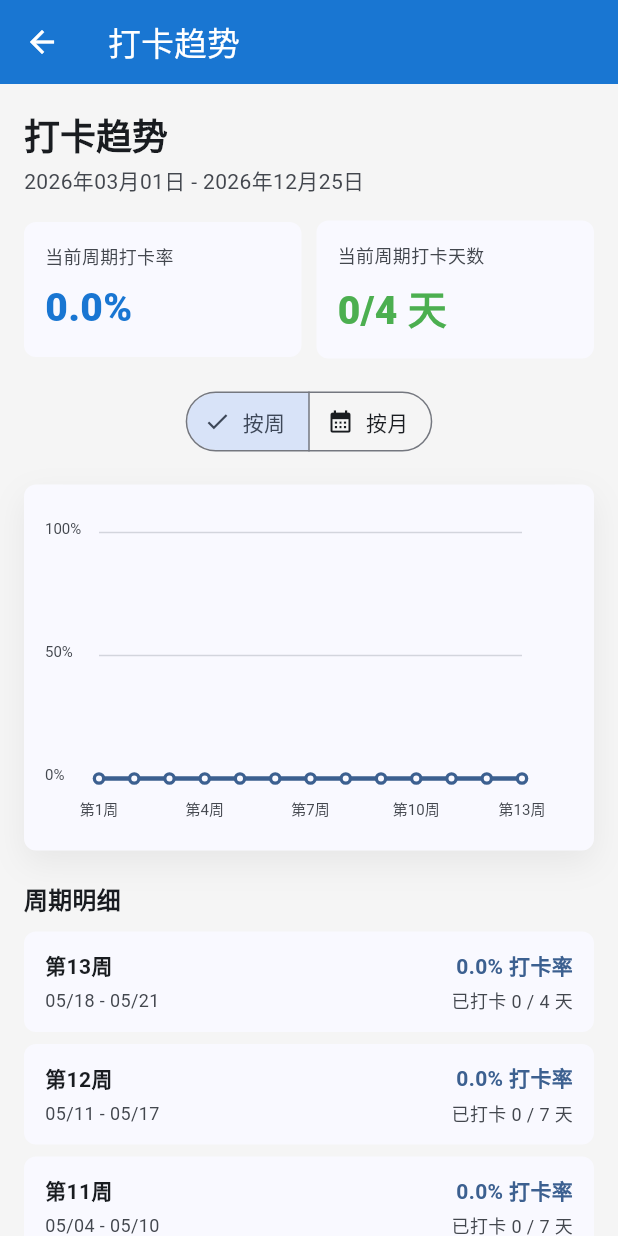
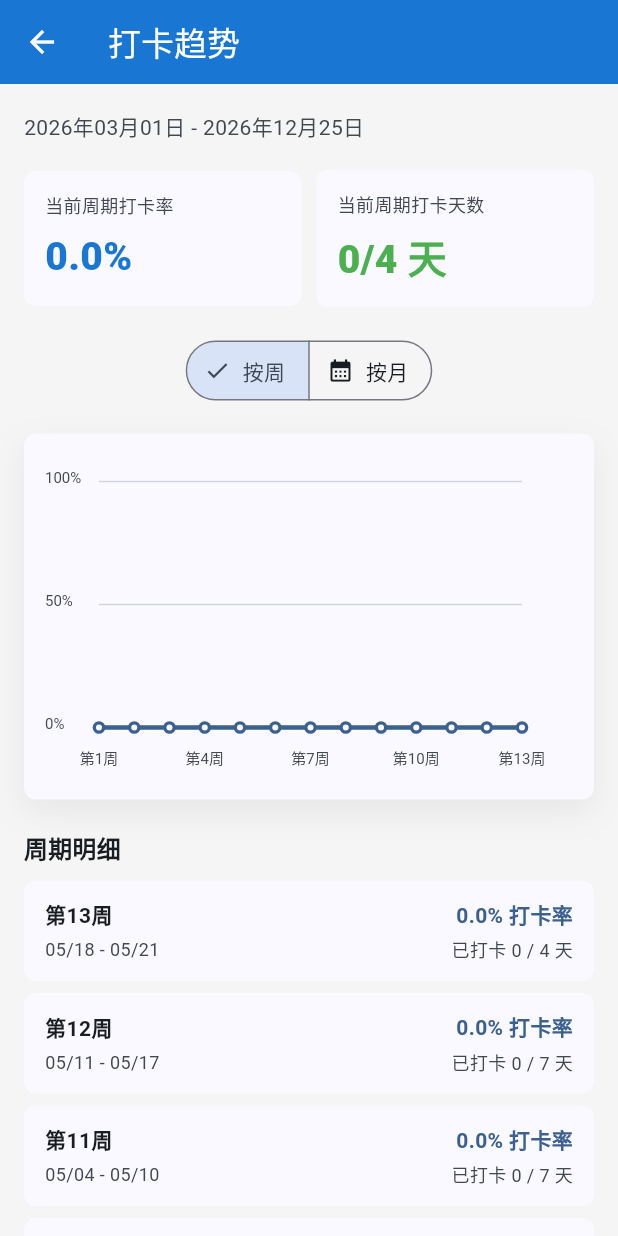
Before and after one commit to wangbaoquan1098/gradcheckin, a Flutter app: the TrendScreen screen opened directly, on a phone screen of 412 x 824 dp. Run offline on Flutter 3.47's test engine with Material 3 defaults, Android fonts, the phone set to English and light mode, and no system bars; our stand-ins replace file_picker, package_info_plus, permission_handler, shared_preferences, sqflite, table_calendar; accounts and stored records are empty.

Commit message:
去掉趋势页面重复的标题

```diff
--- a/lib/screens/trends/trend_screen.dart
+++ b/lib/screens/trends/trend_screen.dart
@@ -83,20 +83,12 @@ class _TrendContentState extends State<TrendContent> {
         crossAxisAlignment: CrossAxisAlignment.start,
         children: [
           Text(
-            AppStrings.trend,
-            style: theme.textTheme.headlineSmall?.copyWith(
-              fontWeight: FontWeight.w800,
-              color: colorScheme.onSurface,
-            ),
-          ),
-          const SizedBox(height: 4),
-          Text(
             _dateRangeText(),
             style: theme.textTheme.bodyMedium?.copyWith(
               color: colorScheme.onSurfaceVariant,
             ),
           ),
-          const SizedBox(height: 16),
+          const SizedBox(height: 18),
           Row(
             children: [
               Expanded(
```
Also changed, not shown: 1 other file.
